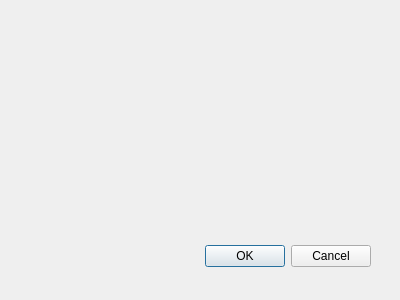
Old version of the form layer_remover_dialog_base.ui in the repository mlechner/ethz_layerRemover.
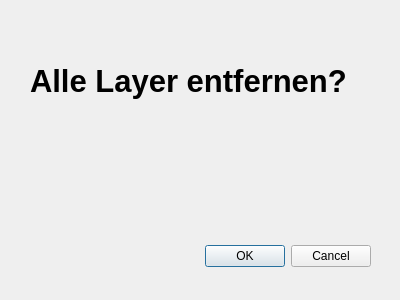
New version of the form.

Commit message: add question on GUI without functionality

What changed in the file:
```diff
--- a/layer_remover_dialog_base.ui
+++ b/layer_remover_dialog_base.ui
@@ -28,6 +28,26 @@
     <set>QDialogButtonBox::Cancel|QDialogButtonBox::Ok</set>
    </property>
   </widget>
+  <widget class="QLabel" name="label">
+   <property name="geometry">
+    <rect>
+     <x>30</x>
+     <y>40</y>
+     <width>331</width>
+     <height>81</height>
+    </rect>
+   </property>
+   <property name="font">
+    <font>
+     <pointsize>23</pointsize>
+     <weight>75</weight>
+     <bold>true</bold>
+    </font>
+   </property>
+   <property name="text">
+    <string>Alle Layer entfernen?</string>
+   </property>
+  </widget>
  </widget>
  <resources/>
  <connections>
```
Left out of the diff: 41 changed lines with no effect on the pictures.
